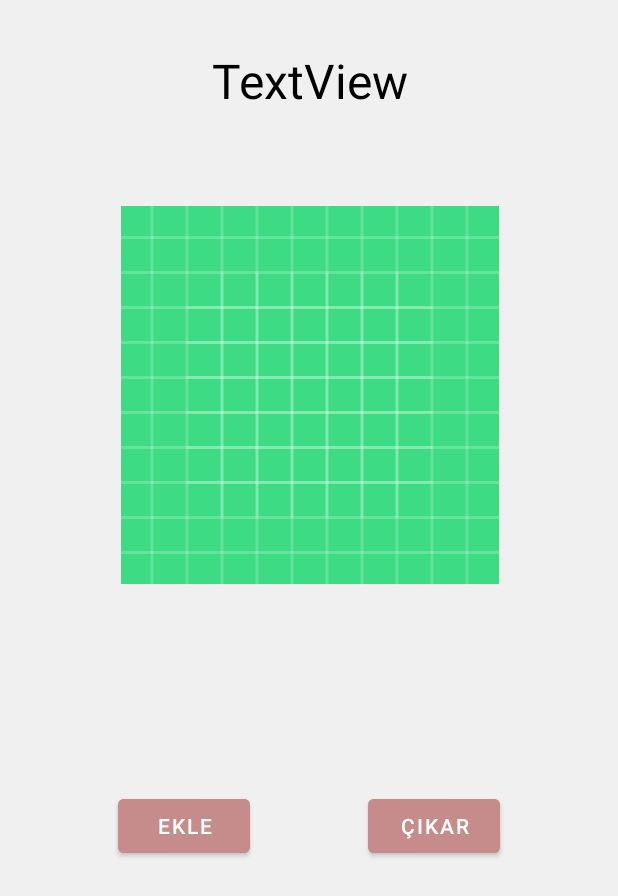
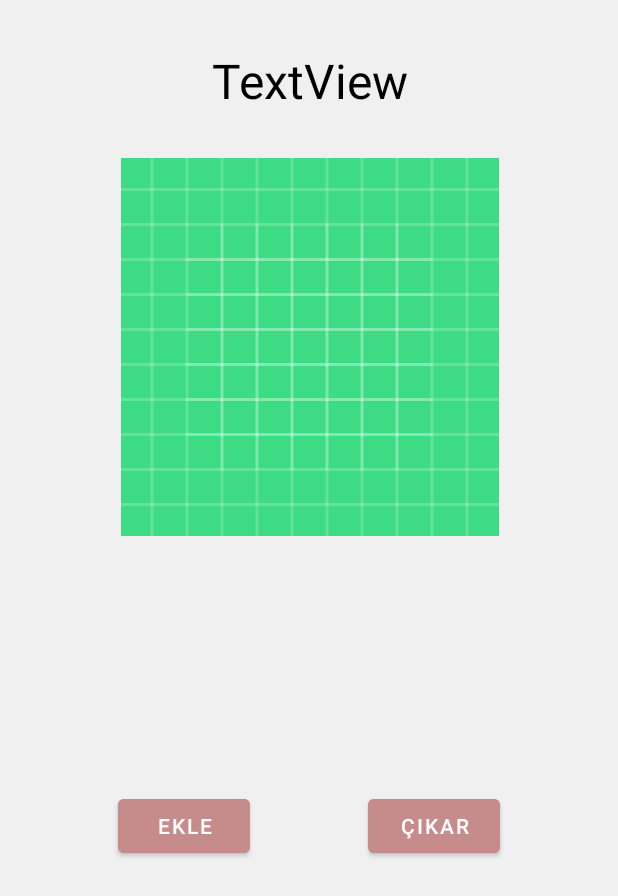
Before and after one commit to hakanoguz33/BrainStoragev3, an Android app: the layout fragment_product_page.xml on its own in the app's theme, with its tools: preview values and no code run, on a phone screen of 412 x 824 dp. Shown: the top 896 px of the screen. Run offline under Robolectric (Android 15) with nearby library versions, the phone set to English and light mode, and no system bars.

Commit message:
tasarım değiştirildi.(constraitler 64 dpye sabitlendi)

```diff
--- a/app/src/main/res/layout/fragment_home_page.xml
+++ b/app/src/main/res/layout/fragment_home_page.xml
@@ -69,9 +69,9 @@
         android:layout_height="48dp"
         android:layout_marginStart="8dp"
         android:layout_marginEnd="32dp"
-        android:layout_marginBottom="236dp"
+        android:layout_marginBottom="232dp"
         android:backgroundTint="@color/brainTheme"
-        android:foregroundTint="#BC1717"
+        android:contentDescription="@android:string/copy"
         android:src="@android:drawable/ic_menu_view"
         app:layout_constraintBottom_toBottomOf="parent"
         app:layout_constraintEnd_toEndOf="parent"
--- a/app/src/main/res/layout/fragment_product_page.xml
+++ b/app/src/main/res/layout/fragment_product_page.xml
@@ -11,7 +11,7 @@
         android:id="@+id/productPageImageView"
         android:layout_width="274dp"
         android:layout_height="252dp"
-        android:layout_marginTop="64dp"
+        android:layout_marginTop="32dp"
         android:src="@drawable/ic_launcher_background"
         app:layout_constraintEnd_toEndOf="parent"
         app:layout_constraintHorizontal_bias="0.5"
@@ -43,14 +43,16 @@
         app:layout_constraintTop_toBottomOf="@+id/productPageUrunSayiTextView" />
 
     <TextView
-        android:gravity="center"
-        android:textSize="32sp"
-        android:textColor="@color/black"
         android:id="@+id/productPageUrunAdiTextView"
         android:layout_width="361dp"
         android:layout_height="41dp"
         android:layout_marginTop="32dp"
+        android:layout_marginBottom="32dp"
+        android:gravity="center"
         android:text="TextView"
+        android:textColor="@color/black"
+        android:textSize="32sp"
+        app:layout_constraintBottom_toTopOf="@+id/productPageImageView"
         app:layout_constraintEnd_toEndOf="parent"
         app:layout_constraintHorizontal_bias="0.5"
         app:layout_constraintStart_toStartOf="parent"
@@ -60,7 +62,7 @@
         android:id="@+id/productPageUrunSayiTextView"
         android:layout_width="361dp"
         android:layout_height="41dp"
-        android:layout_marginTop="32dp"
+        android:layout_marginTop="64dp"
         android:gravity="center"
         android:singleLine="false"
         android:textColor="@color/black"
```
